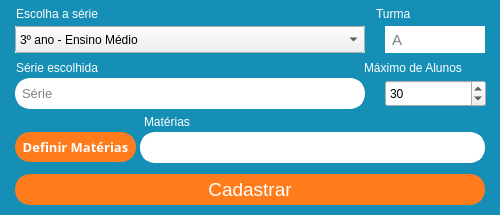
Old version of the form pyschool/interface/cadastroTurma.ui in the repository IanLuan/PySchool.
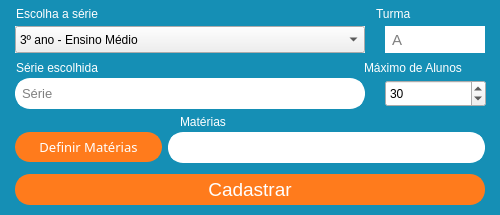
New version of the form.

Commit message: alteração

What changed in the file:
```diff
--- a/pyschool/interface/cadastroTurma.ui
+++ b/pyschool/interface/cadastroTurma.ui
@@ -296,7 +296,7 @@
      <rect>
       <x>15</x>
       <y>132</y>
-      <width>121</width>
+      <width>147</width>
       <height>30</height>
      </rect>
     </property>
@@ -310,9 +310,9 @@
      <font>
       <family>Noto Sans</family>
       <pointsize>10</pointsize>
-      <weight>75</weight>
+      <weight>50</weight>
       <italic>false</italic>
-      <bold>true</bold>
+      <bold>false</bold>
      </font>
     </property>
     <property name="focusPolicy">
@@ -337,9 +337,9 @@
    <widget class="QLineEdit" name="lineMaterias">
     <property name="geometry">
      <rect>
-      <x>140</x>
+      <x>168</x>
       <y>132</y>
-      <width>345</width>
+      <width>317</width>
       <height>31</height>
      </rect>
     </property>
@@ -357,7 +357,7 @@
    <widget class="QLabel" name="lblMateria">
     <property name="geometry">
      <rect>
-      <x>144</x>
+      <x>180</x>
       <y>110</y>
       <width>55</width>
       <height>23</height>
```
The commit also changes 1 other file.
